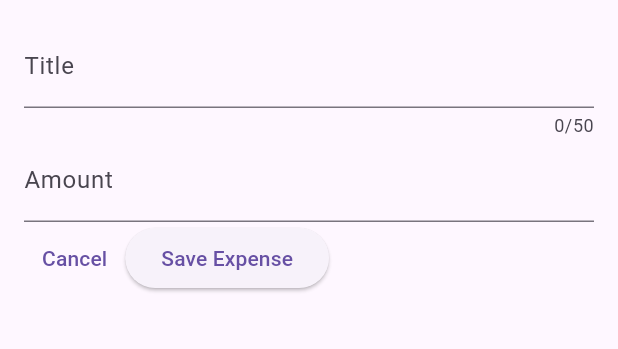
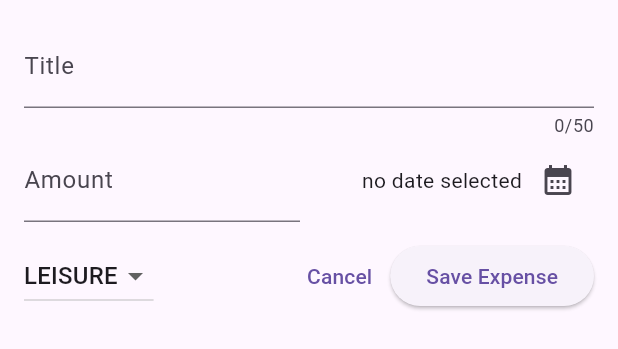
Before and after one commit to Phillip-D-Shields/flutter_expense_tracker, a Flutter app: the NewExpense widget shown alone on an empty page, opened directly, on a phone screen of 412 x 824 dp. Shown: the top 349 px of the screen. Run offline on Flutter 3.47's test engine with Material 3 defaults, Android fonts, the phone set to English and light mode, and no system bars.

Commit message:
Enhance new expense form: add date picker, category selection, and improve layout

```diff
--- a/lib/widgets/new_expense.dart
+++ b/lib/widgets/new_expense.dart
@@ -1,4 +1,5 @@
 import 'package:flutter/material.dart';
+import 'package:expense_tracker/models/expense.dart';
 
 class NewExpense extends StatefulWidget {
   const NewExpense({super.key});
@@ -10,6 +11,24 @@ class NewExpense extends StatefulWidget {
 class _NewExpenseState extends State<NewExpense> {
   final _titleController = TextEditingController();
   final _amountController = TextEditingController();
+  DateTime? _selectedDate;
+  Category _selectedCategory = Category.leisure;
+
+  void _presentDatePicker() async {
+    final now = DateTime.now();
+    final firstDate = DateTime(now.year - 1, now.month, now.day);
+
+    final pickedDate = await showDatePicker(
+      context: context,
+      initialDate: now,
+      firstDate: firstDate,
+      lastDate: now,
+    );
+
+    setState(() {
+      _selectedDate = pickedDate;
+    });
+  }
 
   @override
   void dispose() {
@@ -30,7 +49,10 @@ class _NewExpenseState extends State<NewExpense> {
             keyboardType: TextInputType.text,
             decoration: InputDecoration(label: Text('Title')),
           ),
-          TextField(
+          Row(
+            children: [
+              Expanded(
+                child: TextField(
                   controller: _amountController,
                   keyboardType: TextInputType.number,
                   decoration: InputDecoration(
@@ -38,9 +60,56 @@ class _NewExpenseState extends State<NewExpense> {
                     label: Text('Amount'),
                   ),
                 ),
+              ),
+              const SizedBox(width: 12),
+              Expanded(
+                child: Row(
+                  mainAxisAlignment: MainAxisAlignment.end,
+                  crossAxisAlignment: CrossAxisAlignment.center,
+                  children: [
+                    Text(
+                      _selectedDate == null
+                          ? 'no date selected'
+                          : formatter.format(_selectedDate!),
+                    ),
+                    IconButton(
+                      onPressed: _presentDatePicker,
+                      icon: Icon(Icons.calendar_month),
+                    ),
+                  ],
+                ),
+              ),
+            ],
+          ),
+          SizedBox(height: 12),
           Row(
             children: [
-              TextButton(onPressed: () {}, child: Text('Cancel')),
+              DropdownButton(
+                value: _selectedCategory,
+                items: Category.values
+                    .map(
+                      (category) => DropdownMenuItem(
+                        value: category,
+                        child: Text(category.name.toUpperCase()),
+                      ),
+                    )
+                    .toList(),
+                onChanged: (value) {
+                  if (value == null) {
+                    return;
+                  }
+                  setState(() {
+                    _selectedCategory = value;
+                  });
+                },
+              ),
+              Spacer(),
+              TextButton(
+                onPressed: () {
+                  Navigator.pop(context);
+                },
+                child: Text('Cancel'),
+              ),
               ElevatedButton(
                 onPressed: () {
                   print(_titleController.text);
```
Lines whose indentation alone changed are shown as unchanged.
